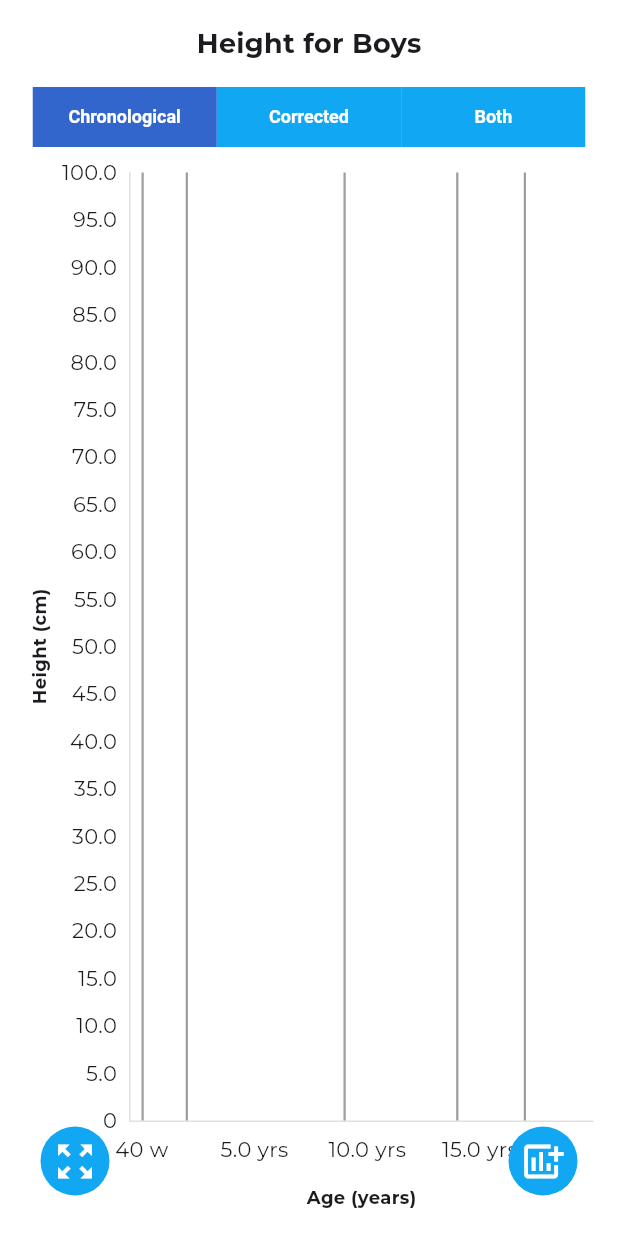
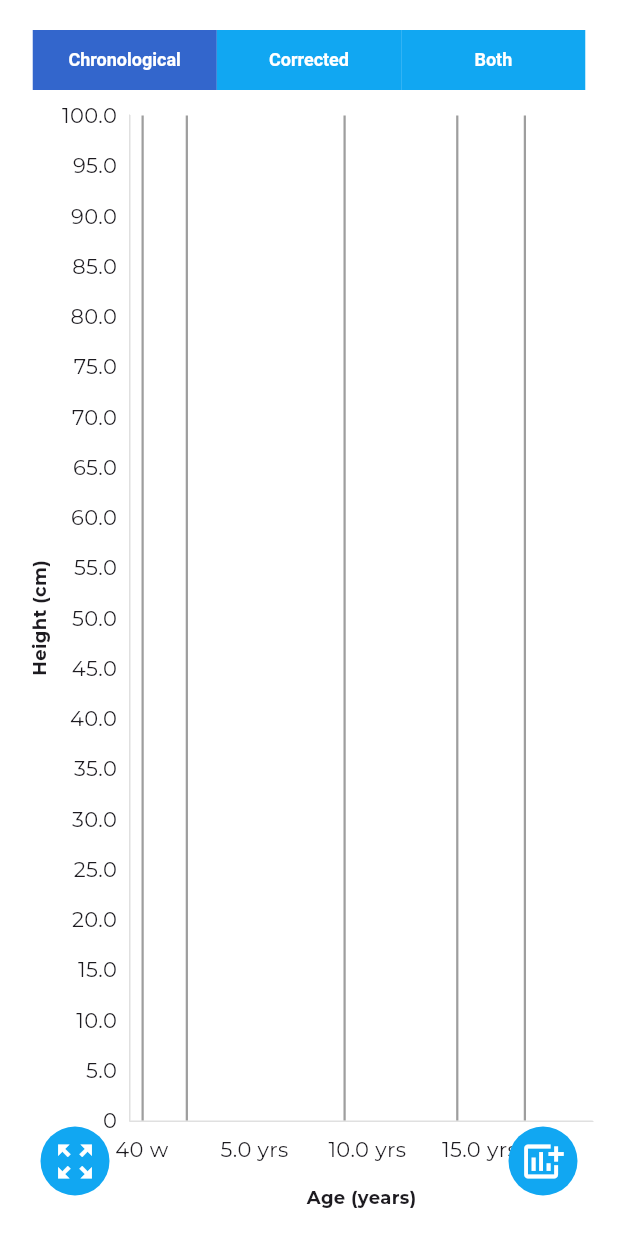
Before and after one commit to rcpch/digital-growth-charts-app, a Flutter app: the CentileChart widget shown alone on an empty page, opened directly with empty values, on a phone screen of 412 x 824 dp. Run offline on Flutter 3.47's test engine with Material 3 defaults, Android fonts, the phone set to English and light mode, and no system bars; drawn by our look-alikes of fl_chart; our stand-ins replace flutter_dotenv, google_fonts.

Commit message:
Remove title from chart

```diff
--- a/lib/widgets/centile_chart.dart
+++ b/lib/widgets/centile_chart.dart
@@ -560,25 +560,6 @@ class _CentileChartState extends State<CentileChart> {
 
   @override
   Widget build(BuildContext context) {
-    // Determine chart title based on measurementMethod and sex
-
-    String chartTitle = '';
-    switch (widget.measurementMethod) {
-      case MeasurementMethod.height:
-        chartTitle = 'Height for ${widget.sex == Sex.male ? 'Boys' : 'Girls'}';
-        break;
-      case MeasurementMethod.weight:
-        chartTitle = 'Weight for ${widget.sex == Sex.male ? 'Boys' : 'Girls'}';
-        break;
-      case MeasurementMethod.ofc:
-        chartTitle =
-            'Head Circumference for ${widget.sex == Sex.male ? 'Boys' : 'Girls'}';
-        break;
-      case MeasurementMethod.bmi:
-        chartTitle = 'BMI for ${widget.sex == Sex.male ? 'Boys' : 'Girls'}';
-        break;
-    }
-
     final List<Map<String, dynamic>> scatterDataWithDetails =
         _generateScatterSpots();
     final List<ScatterSpot> scatterSpots = scatterDataWithDetails
@@ -598,11 +579,6 @@ class _CentileChartState extends State<CentileChart> {
       padding: const EdgeInsets.all(16.0),
       child: Column(
         children: [
-          Text(
-            chartTitle,
-            style: const TextStyle(fontSize: 18, fontWeight: FontWeight.bold),
-          ),
-          const SizedBox(height: 12),
           // Toggle buttons
           RCPCHSegmentedButtonWidget(
             selectedPlotType: _selectedPlotType,
```
